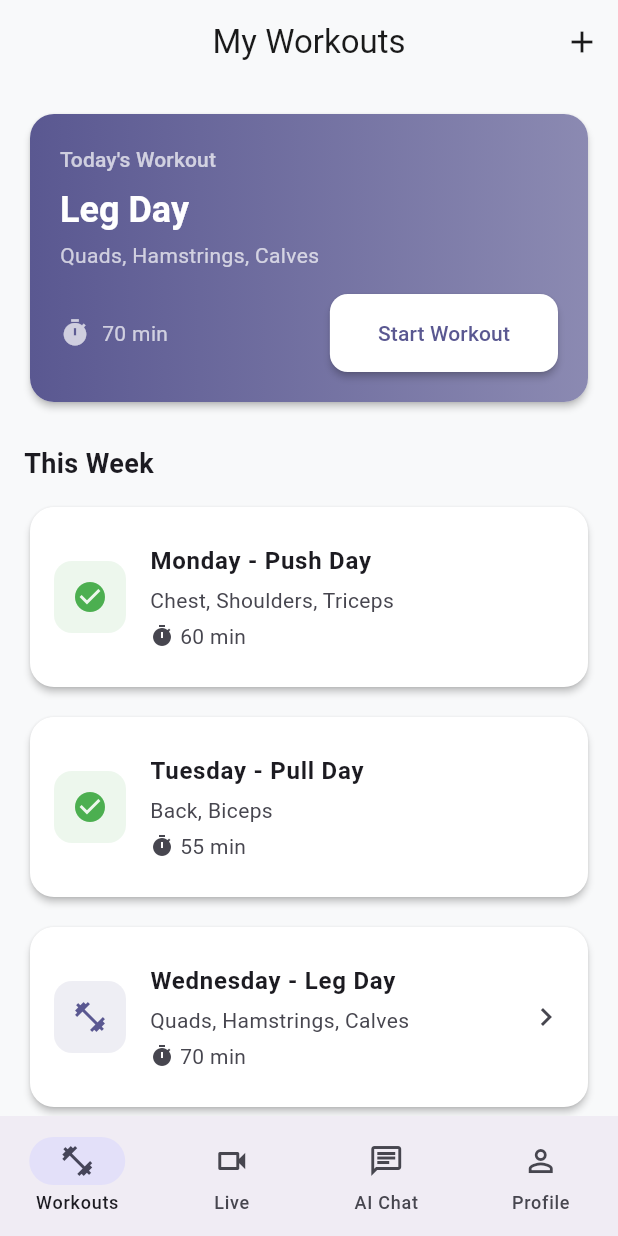
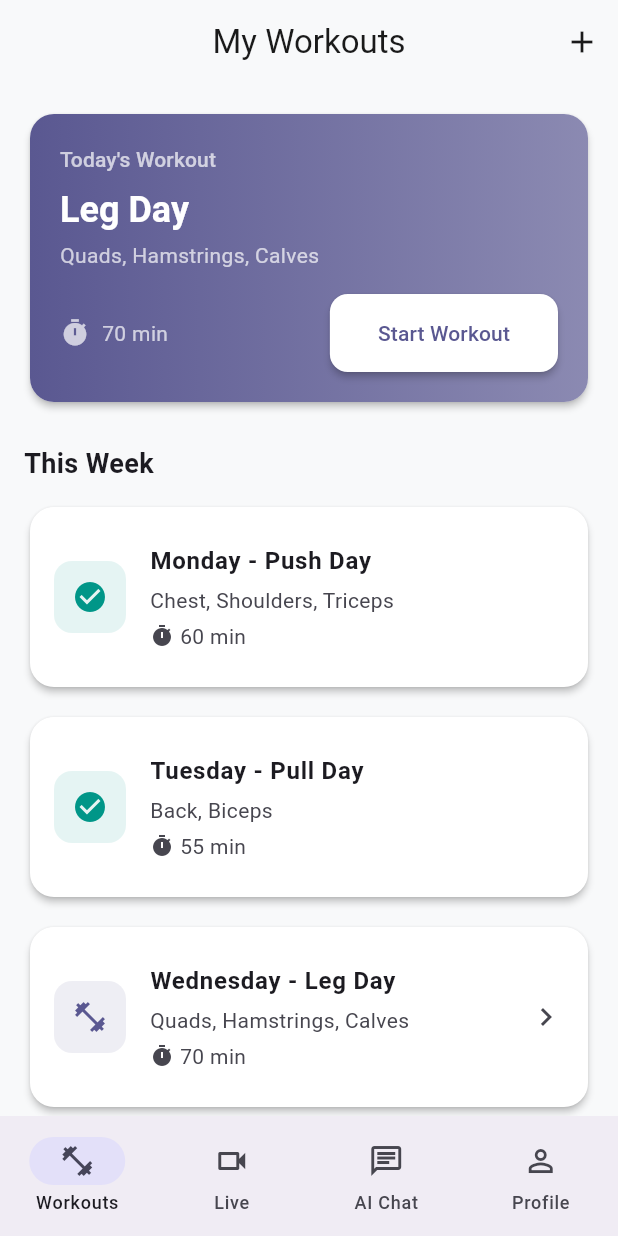
Before and after one commit to samshanmukh/RepRight, a Flutter app: the screen it shows after launch, on a phone screen of 412 x 824 dp. Run offline on Flutter 3.47's test engine with Material 3 defaults, Android fonts, the phone set to English and light mode, and no system bars; our stand-ins replace camera, dio, flutter_riverpod, freezed_annotation, go_router, hive_flutter and 1 more; missing offline and left inert: google_ml_kit; accounts and stored records are empty; generated files the repository leaves out were written again.

Commit message:
style: Change success color from green to teal
- Updated AppColors.success from green to teal (#14B8A6)
- Changed completed workout indicators to use Colors.teal
- Provides a more modern, calming color scheme for the app

```diff
--- a/lib/core/theme/app_colors.dart
+++ b/lib/core/theme/app_colors.dart
@@ -31,7 +31,7 @@ class AppColors {
   };
 
   // Status colors
-  static const Color success = Color(0xFF10B981);
+  static const Color success = Color(0xFF14B8A6); // Teal
   static const Color warning = Color(0xFFF59E0B);
   static const Color error = Color(0xFFEF4444);
   static const Color info = Color(0xFF3B82F6);
--- a/lib/features/workout/presentation/workout_screen.dart
+++ b/lib/features/workout/presentation/workout_screen.dart
@@ -155,13 +155,13 @@ class WorkoutScreen extends ConsumerWidget {
           height: 48,
           decoration: BoxDecoration(
             color: isCompleted
-                ? Colors.green.withOpacity(0.1)
+                ? Colors.teal.withOpacity(0.1)
                 : theme.colorScheme.primary.withOpacity(0.1),
             borderRadius: BorderRadius.circular(12),
           ),
           child: Icon(
             isCompleted ? Icons.check_circle : Icons.fitness_center,
-            color: isCompleted ? Colors.green : theme.colorScheme.primary,
+            color: isCompleted ? Colors.teal : theme.colorScheme.primary,
           ),
         ),
         title: Text(
```
